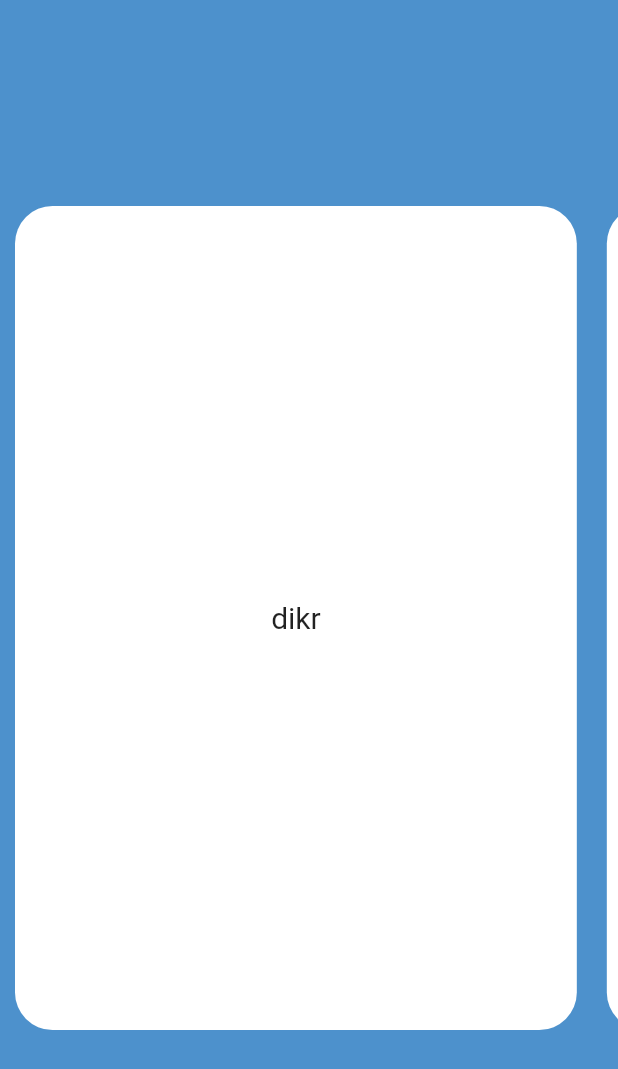
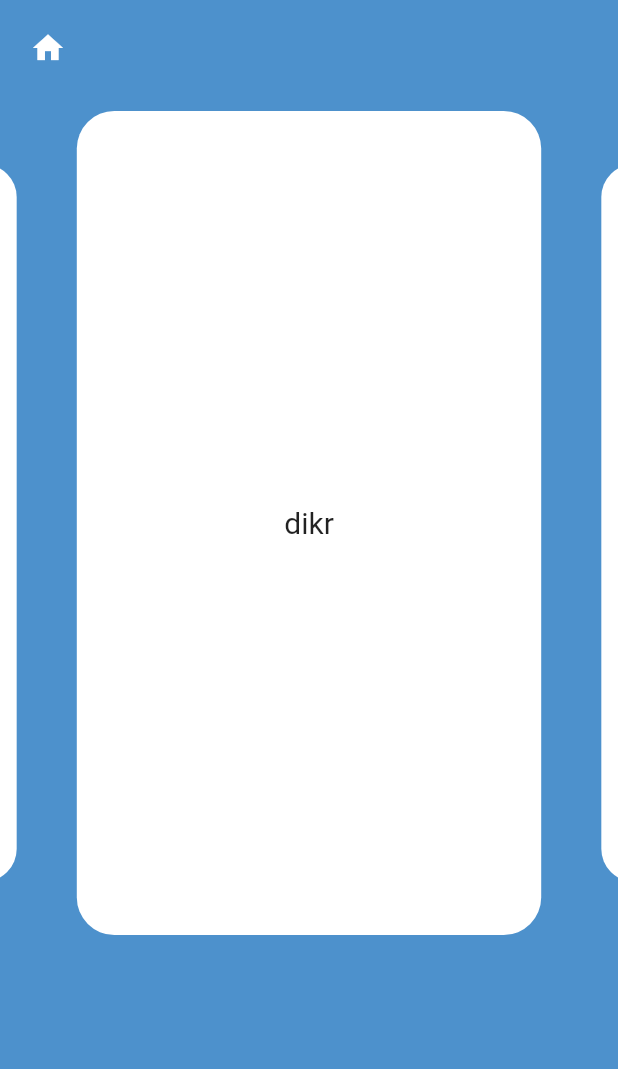
Before and after one commit to pilgrimfathers/adkarApp, a Flutter app: the dikr screen opened directly, on a phone screen of 412 x 824 dp. Shown: the top 1069 px of the screen. Run offline on Flutter 3.47's test engine with Material 2 defaults, Android fonts, the phone set to English and light mode, and no system bars; drawn by our look-alikes of carousel_slider; our stand-ins replace toggle_switch.

Commit message:
alterd dike page that the carousil was placed onto the center and added home button thus the dikr page is completed

```diff
--- a/lib/dikr.dart
+++ b/lib/dikr.dart
@@ -1,4 +1,5 @@
 import 'package:adhakr/widgets.dart';
+import 'package:carousel_slider/carousel_slider.dart';
 import 'package:flutter/cupertino.dart';
 import 'package:flutter/material.dart';
 
@@ -13,12 +14,33 @@ class _dikrState extends State<dikr> {
   @override
   Widget build(BuildContext context) {
     return Scaffold(
-      backgroundColor: Color(0xff4d91cc),
-      body: SingleChildScrollView(
-        scrollDirection: Axis.horizontal,
-        child: Row(
-          children: [DikrCont(), DikrCont()],
-        ),
+      backgroundColor: const Color(0xff4d91cc),
+      body: Container(
+        alignment: Alignment.center,
+        margin: const EdgeInsets.only(top: 20),
+        child: ListView(children: [
+          IconButton(
+            padding: EdgeInsets.only(bottom: 30, left: 20),
+            alignment: AlignmentDirectional.topStart,
+            onPressed: () {},
+            icon: const Icon(Icons.home, color: Colors.white),
+          ),
+          CarouselSlider(
+              items: const [DikrCont(), DikrCont(), DikrCont()],
+              options: CarouselOptions(
+                pauseAutoPlayInFiniteScroll: true,
+                autoPlayInterval: const Duration(days: 4),
+                disableCenter: false,
+                height: MediaQuery.of(context).size.height / 1.5,
+                enlargeCenterPage: true,
+                autoPlay: true,
+                aspectRatio: 16 / 9,
+                autoPlayCurve: Curves.fastOutSlowIn,
+                enableInfiniteScroll: true,
+                autoPlayAnimationDuration: const Duration(milliseconds: 800),
+                viewportFraction: 0.8,
+              ))
+        ]),
       ),
     );
   }
--- a/lib/main.dart
+++ b/lib/main.dart
@@ -20,17 +20,8 @@ class MyApp extends StatelessWidget {
     return MaterialApp(
         title: 'Flutter Demo',
         theme: ThemeData(
-          // This is the theme of your application.
-          //
-          // Try running your application with "flutter run". You'll see the
-          // application has a blue toolbar. Then, without quitting the app, try
-          // changing the primarySwatch below to Colors.green and then invoke
-          // "hot reload" (press "r" in the console where you ran "flutter run",
-          // or simply save your changes to "hot reload" in a Flutter IDE).
-          // Notice that the counter didn't reset back to zero; the application
-          // is not restarted.
           primarySwatch: Colors.blue,
         ),
-        home: const Test());
+        home: const dikr());
   }
 }
--- a/lib/test.dart
+++ b/lib/test.dart
@@ -14,13 +14,17 @@ class _TestState extends State<Test> {
   @override
   Widget build(BuildContext context) {
     return Scaffold(
+      appBar: AppBar(
+          title: Title(color: Colors.white, child: Icon(Icons.home)),
+          iconTheme: IconThemeData()),
       backgroundColor: Color(0xff4d91cc),
-      body: Align(
+      body: Container(
         alignment: Alignment.center,
         child: ListView(children: [
           CarouselSlider(
               items: [DikrCont(), DikrCont(), DikrCont()],
               options: CarouselOptions(
+                disableCenter: false,
                 height: MediaQuery.of(context).size.height / 1.5,
                 enlargeCenterPage: true,
                 autoPlay: true,
```
